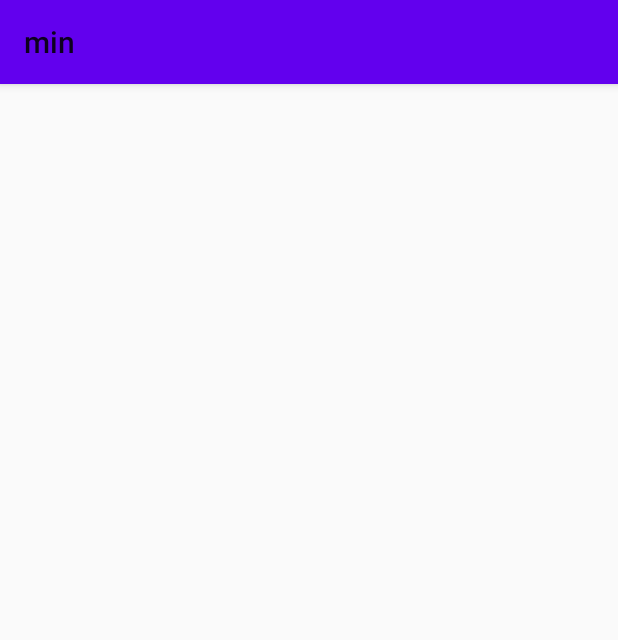
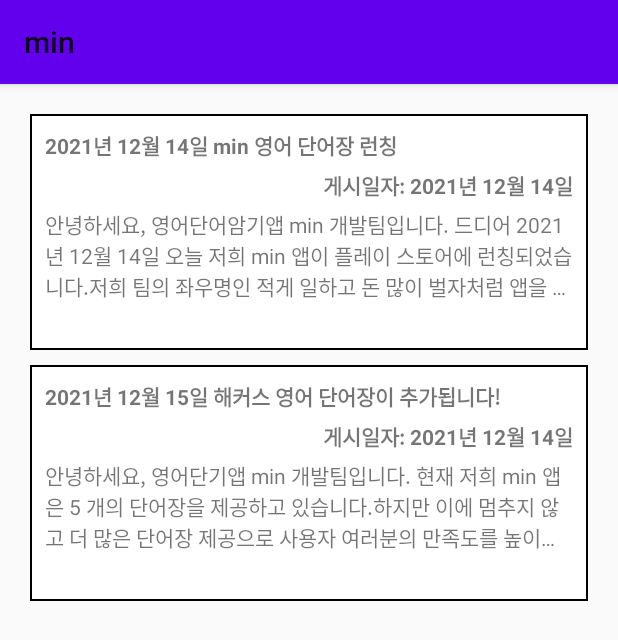
Before and after one commit to Je-0204/min, an Android app: the Notification screen opened directly, with no data from a screen before it, on a phone screen of 412 x 824 dp. Shown: the top 640 px of the screen. Run offline under Robolectric (Android 15) with nearby library versions, the phone set to English and light mode, and no system bars.

Commit message:
Re-add: Notification

```diff
--- a/app/src/main/java/com/example/min/Notification.java
+++ b/app/src/main/java/com/example/min/Notification.java
@@ -2,16 +2,59 @@ package com.example.min;
 
 import androidx.appcompat.app.AppCompatActivity;
 
+import android.app.AlertDialog;
+import android.content.DialogInterface;
+import android.content.Intent;
 import android.os.Bundle;
+import android.view.View;
 import android.widget.ListView;
+import android.widget.TextView;
+import android.widget.Toast;
+
+import org.w3c.dom.Text;
 
 public class Notification extends AppCompatActivity {
+
+    private String first_notification_content="안녕하세요, 영어단어암기앱 min 개발팀입니다. 드디어 2021년 12월 14일 오늘 저희 min 앱이 플레이 스토어에 런칭되었습니다." +
+            "저희 팀의 좌우명인 적게 일하고 돈 많이 벌자처럼 앱을 사용하시는 여러분들도 저희 앱 을 통해 적은 노력으로 많은 성과 가져 가시길 바라겠습니다. 감사합니다.";
+    private String second_notification_content="안녕하세요, 영어단기앱 min 개발팀입니다. 현재 저희 min 앱은 5 개의 단어장을 제공하고 있습니다." +
+            "하지만 이에 멈추지 않고 더 많은 단어장 제공으로 사용자 여러분의 만족도를 높이고자 해커스 영어 단어장을 준비해보았습니다. 많은 이용 부탁드립니다. 감사합니다.";
+
+    TextView textView_first_notification_content;
+    TextView textView_second_notification_content;
 
     @Override
     protected void onCreate(Bundle savedInstanceState) {
         super.onCreate(savedInstanceState);
         setContentView(R.layout.activity_notification);
 
-        ListView listView = findViewById(R.id.notification_list);
+        textView_first_notification_content=findViewById(R.id.text_first_news_content);
+        textView_second_notification_content=findViewById(R.id.text_second_news_content);
+
+        textView_first_notification_content.setText(first_notification_content);
+        textView_first_notification_content.setOnClickListener(new View.OnClickListener() {
+            @Override
+            public void onClick(View v) {
+                AlertDialog.Builder builder = new AlertDialog.Builder(Notification.this);
+
+                builder.setTitle("min").setMessage("2021년 12월 14일 min 영어 단어장 런칭");
+                builder.setMessage(first_notification_content);
+                AlertDialog alertDialog = builder.create();
+                alertDialog.show();
+            }
+        });
+
+        textView_second_notification_content.setText(second_notification_content);
+        textView_second_notification_content.setOnClickListener(new View.OnClickListener() {
+            @Override
+            public void onClick(View v) {
+                AlertDialog.Builder builder = new AlertDialog.Builder(Notification.this);
+
+                builder.setTitle("min").setMessage("2021년 12월 14일 min 영어 단어장 런칭");
+                builder.setMessage(second_notification_content);
+                AlertDialog alertDialog = builder.create();
+                alertDialog.show();
+            }
+        });
     }
 }
--- /dev/null
+++ b/app/src/main/res/drawable/edge.xml
@@ -0,0 +1,7 @@
+<?xml version="1.0" encoding="utf-8"?>
+<shape xmlns:android="http://schemas.android.com/apk/res/android">
+    <solid android:color="#ffffff" />
+    <stroke
+        android:width="1sp"
+        android:color="#000000" />
+</shape>
--- a/app/src/main/res/layout/activity_notification.xml
+++ b/app/src/main/res/layout/activity_notification.xml
@@ -4,4 +4,69 @@
     android:layout_height="match_parent"
     android:orientation="vertical"
     android:padding="20dp">
+    <LinearLayout
+        android:layout_width="match_parent"
+        android:layout_height="0dp"
+        android:layout_weight="1"
+        android:padding="10dp"
+        android:layout_marginBottom="10dp"
+        android:orientation="vertical"
+        android:background="@drawable/edge" >
+        <TextView
+            android:layout_width="match_parent"
+            android:layout_height="wrap_content"
+            android:textSize="14dp"
+            android:textStyle="bold"
+            android:layout_marginBottom="5dp"
+            android:text="2021년 12월 14일 min 영어 단어장 런칭" />
+        <TextView
+            android:layout_width="match_parent"
+            android:layout_height="wrap_content"
+            android:layout_marginBottom="5dp"
+            android:gravity="right"
+            android:textStyle="bold"
+            android:text="게시일자: 2021년 12월 14일"/>
+        <TextView
+            android:id="@+id/text_first_news_content"
+            android:layout_width="match_parent"
+            android:layout_height="wrap_content"
+            android:maxLines="3"
+            android:ellipsize="end"
+            android:layout_marginBottom="5dp"/>
+    </LinearLayout>
+    <LinearLayout
+        android:layout_width="match_parent"
+        android:layout_height="0dp"
+        android:layout_weight="1"
+        android:padding="10dp"
+        android:layout_marginBottom="10dp"
+        android:orientation="vertical"
+        android:background="@drawable/edge" >
+        <TextView
+            android:layout_width="match_parent"
+            android:layout_height="wrap_content"
+            android:textSize="14dp"
+            android:textStyle="bold"
+            android:layout_marginBottom="5dp"
+            android:text="2021년 12월 15일 해커스 영어 단어장이 추가됩니다!"/>
+        <TextView
+            android:layout_width="match_parent"
+            android:layout_height="wrap_content"
+            android:layout_marginBottom="5dp"
+            android:gravity="right"
+            android:textStyle="bold"
+            android:text="게시일자: 2021년 12월 14일"/>
+        <TextView
+            android:id="@+id/text_second_news_content"
+            android:layout_width="match_parent"
+            android:layout_height="wrap_content"
+            android:maxLines="3"
+            android:ellipsize="end"
+            android:layout_marginBottom="5dp"/>
+    </LinearLayout>
+    <LinearLayout
+        android:layout_width="match_parent"
+        android:layout_height="0dp"
+        android:layout_weight="2.5">
+    </LinearLayout>
 </LinearLayout>
```
